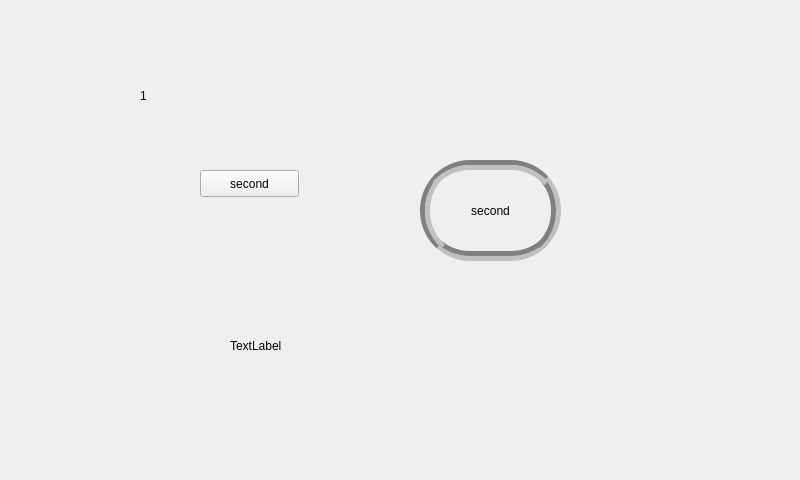
Above: main/ui/main.ui from Blackrose/Tcutest_SerialSystem before the change. Below: the same form after it.
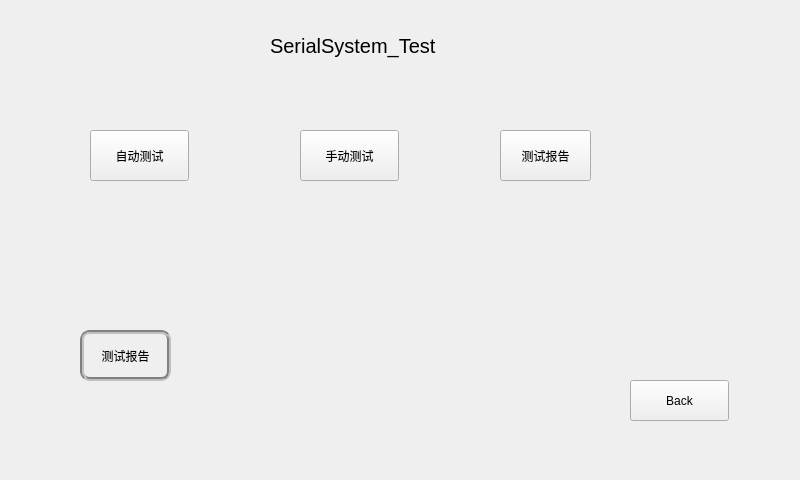
That is the form after the change. Icons and pictures are not drawn.

Diff of the .ui file:
```diff
--- a/main/ui/main.ui
+++ b/main/ui/main.ui
@@ -18,7 +18,7 @@
     <normaloff>:/img/images/user.png</normaloff>:/img/images/user.png</iconset>
   </property>
   <property name="autoFillBackground">
-   <bool>true</bool>
+   <bool>false</bool>
   </property>
   <property name="styleSheet">
    <string notr="true"/>
@@ -26,65 +26,118 @@
   <widget class="QPushButton" name="second">
    <property name="geometry">
     <rect>
-     <x>200</x>
-     <y>170</y>
+     <x>90</x>
+     <y>130</y>
      <width>99</width>
-     <height>27</height>
+     <height>51</height>
     </rect>
    </property>
    <property name="styleSheet">
     <string notr="true">background-image:url()</string>
    </property>
    <property name="text">
-    <string>second</string>
-   </property>
-  </widget>
-  <widget class="QLabel" name="main_gif">
-   <property name="geometry">
-    <rect>
-     <x>230</x>
-     <y>270</y>
-     <width>291</width>
-     <height>151</height>
-    </rect>
-   </property>
-   <property name="autoFillBackground">
-    <bool>true</bool>
-   </property>
-   <property name="styleSheet">
-    <string notr="true">background-image:url(); </string>
-   </property>
-   <property name="text">
-    <string>TextLabel</string>
+    <string>自动测试</string>
    </property>
   </widget>
   <widget class="QLabel" name="label">
    <property name="geometry">
     <rect>
-     <x>140</x>
-     <y>70</y>
-     <width>131</width>
+     <x>270</x>
+     <y>20</y>
+     <width>171</width>
      <height>51</height>
     </rect>
    </property>
+   <property name="font">
+    <font>
+     <pointsize>15</pointsize>
+    </font>
+   </property>
+   <property name="styleSheet">
+    <string notr="true">background-image:url()</string>
+   </property>
    <property name="text">
-    <string>1</string>
+    <string>SerialSystem_Test</string>
    </property>
   </widget>
   <widget class="QPushButton" name="second_2">
    <property name="geometry">
     <rect>
-     <x>420</x>
-     <y>160</y>
-     <width>141</width>
-     <height>101</height>
+     <x>500</x>
+     <y>130</y>
+     <width>91</width>
+     <height>51</height>
     </rect>
    </property>
    <property name="styleSheet">
-    <string notr="true">border:10px groove gray;border-radius:50px;padding:16px;</string>
+    <string notr="true">background-image:url()</string>
    </property>
    <property name="text">
-    <string>second</string>
+    <string>测试报告</string>
+   </property>
+  </widget>
+  <widget class="QPushButton" name="manual_but">
+   <property name="geometry">
+    <rect>
+     <x>300</x>
+     <y>130</y>
+     <width>99</width>
+     <height>51</height>
+    </rect>
+   </property>
+   <property name="styleSheet">
+    <string notr="true">background-image:url()</string>
+   </property>
+   <property name="text">
+    <string>手动测试</string>
+   </property>
+  </widget>
+  <widget class="QPushButton" name="test">
+   <property name="geometry">
+    <rect>
+     <x>80</x>
+     <y>330</y>
+     <width>91</width>
+     <height>51</height>
+    </rect>
+   </property>
+   <property name="styleSheet">
+    <string notr="true">border:4px groove gray;border-radius:10px;padding:10px;background-image:url();</string>
+   </property>
+   <property name="text">
+    <string>测试报告</string>
+   </property>
+  </widget>
+  <widget class="QLabel" name="label_2">
+   <property name="geometry">
+    <rect>
+     <x>610</x>
+     <y>0</y>
+     <width>191</width>
+     <height>71</height>
+    </rect>
+   </property>
+   <property name="styleSheet">
+    <string notr="true">background-image: url(:/img/serial_logo.png)</string>
+   </property>
+   <property name="text">
+    <string/>
+   </property>
+  </widget>
+  <widget class="QPushButton" name="back_but">
+   <property name="geometry">
+    <rect>
+     <x>630</x>
+     <y>380</y>
+     <width>99</width>
+     <height>41</height>
+    </rect>
+   </property>
+   <property name="styleSheet">
+    <string notr="true">background-image:url()</string>
+   </property>
+   <property name="text">
+    <string>Back</string>
    </property>
   </widget>
  </widget>
```
Left out of the diff: 4 changed lines with no effect on the pictures.
